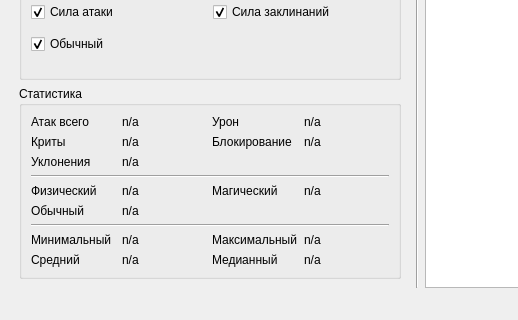
First picture: the form in src/gui/ui/main_window.ui, repository KolmePro/reva_damage_viewer, before the edit; both pictures show x 0 to 518 and y 515 to 835 of the 1200 by 835 pixel window.
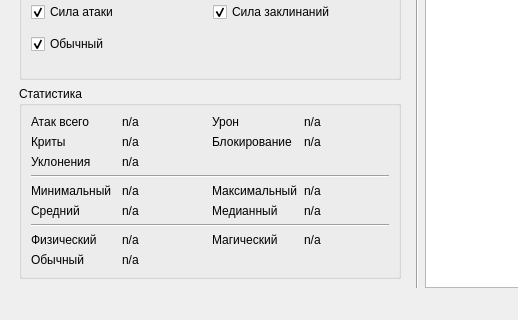
Second picture: the form after the edit. Icons and pictures are not drawn. Custom widgets are drawn as their Qt base class.

Commit message: Показывать сводку величины урона перед уроном по типам

```diff
--- a/src/gui/ui/main_window.ui
+++ b/src/gui/ui/main_window.ui
@@ -381,14 +381,14 @@
           <string>Статистика</string>
          </property>
          <layout class="QGridLayout" name="gridLayout_2" columnstretch="0,0,0,0,0">
-          <item row="4" column="1">
+          <item row="7" column="1">
            <widget class="QLabel" name="label_14">
             <property name="text">
              <string>Физический</string>
             </property>
            </widget>
           </item>
-          <item row="7" column="1">
+          <item row="4" column="1">
            <widget class="QLabel" name="label">
             <property name="text">
              <string>Минимальный</string>
@@ -402,21 +402,21 @@
             </property>
            </widget>
           </item>
-          <item row="8" column="2">
+          <item row="5" column="2">
            <widget class="QLabel" name="label_6">
             <property name="text">
              <string>n/a</string>
             </property>
            </widget>
           </item>
-          <item row="7" column="2">
+          <item row="4" column="2">
            <widget class="QLabel" name="label_4">
             <property name="text">
              <string>n/a</string>
             </property>
            </widget>
           </item>
-          <item row="7" column="4">
+          <item row="4" column="4">
            <widget class="QLabel" name="label_2">
             <property name="text">
              <string>n/a</string>
@@ -430,14 +430,14 @@
             </property>
            </widget>
           </item>
-          <item row="8" column="3">
+          <item row="5" column="3">
            <widget class="QLabel" name="label_7">
             <property name="text">
              <string>Медианный</string>
             </property>
            </widget>
           </item>
-          <item row="4" column="2">
+          <item row="7" column="2">
            <widget class="QLabel" name="label_15">
             <property name="text">
              <string>n/a</string>
@@ -451,42 +451,42 @@
             </property>
            </widget>
           </item>
-          <item row="5" column="1">
+          <item row="8" column="1">
            <widget class="QLabel" name="label_17">
             <property name="text">
              <string>Обычный</string>
             </property>
            </widget>
           </item>
-          <item row="5" column="2">
+          <item row="8" column="2">
            <widget class="QLabel" name="label_19">
             <property name="text">
              <string>n/a</string>
             </property>
            </widget>
           </item>
-          <item row="7" column="3">
+          <item row="4" column="3">
            <widget class="QLabel" name="label_3">
             <property name="text">
              <string>Максимальный</string>
             </property>
            </widget>
           </item>
-          <item row="8" column="1">
+          <item row="5" column="1">
            <widget class="QLabel" name="label_5">
             <property name="text">
              <string>Средний</string>
             </property>
            </widget>
           </item>
-          <item row="8" column="4">
+          <item row="5" column="4">
            <widget class="QLabel" name="label_8">
             <property name="text">
              <string>n/a</string>
             </property>
            </widget>
           </item>
-          <item row="4" column="4">
+          <item row="7" column="4">
            <widget class="QLabel" name="label_18">
             <property name="text">
              <string>n/a</string>
@@ -514,7 +514,7 @@
             </property>
            </widget>
           </item>
-          <item row="4" column="3">
+          <item row="7" column="3">
            <widget class="QLabel" name="label_16">
             <property name="text">
              <string>Магический</string>
```
The commit also changes 1 other file.
